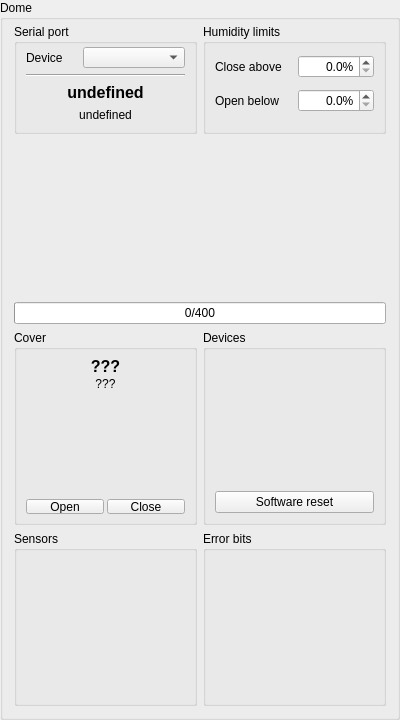
The window that widgets/qdome.ui (AMOS-uniba/amos-client) describes before a commit, drawn with Qt 5.
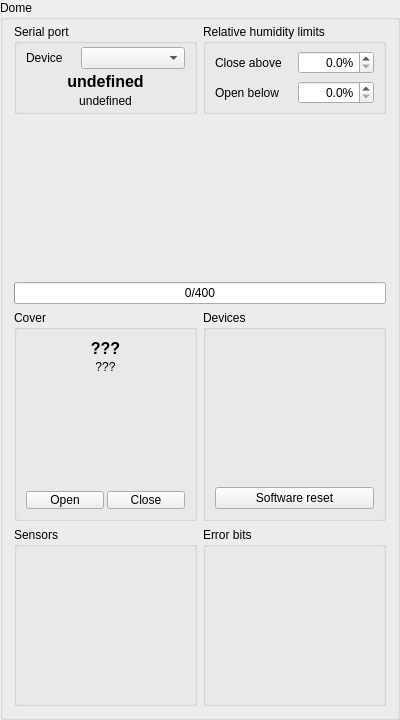
The same window after the commit. Custom widgets are drawn as their Qt base class.

```diff
--- a/widgets/qdome.ui
+++ b/widgets/qdome.ui
@@ -55,7 +55,6 @@
         <property name="font">
          <font>
           <pointsize>12</pointsize>
-          <weight>75</weight>
           <italic>false</italic>
           <bold>true</bold>
           <kerning>true</kerning>
@@ -567,6 +566,41 @@
       <property name="topMargin">
        <number>3</number>
       </property>
+      <property name="rightMargin">
+       <number>9</number>
+      </property>
+      <property name="bottomMargin">
+       <number>3</number>
+      </property>
+      <property name="spacing">
+       <number>3</number>
+      </property>
+      <item row="0" column="0">
+       <widget class="QLabel" name="lx_serial_port_device">
+        <property name="sizePolicy">
+         <sizepolicy hsizetype="Preferred" vsizetype="Preferred">
+          <horstretch>1</horstretch>
+          <verstretch>0</verstretch>
+         </sizepolicy>
+        </property>
+        <property name="text">
+         <string>Device</string>
+        </property>
+       </widget>
+      </item>
+      <item row="2" column="0" colspan="2">
+       <widget class="QLabel" name="lb_serial_data_state">
+        <property name="toolTip">
+         <string>state of the data</string>
+        </property>
+        <property name="text">
+         <string>undefined</string>
+        </property>
+        <property name="alignment">
+         <set>Qt::AlignmentFlag::AlignCenter</set>
+        </property>
+       </widget>
+      </item>
       <item row="0" column="1">
        <widget class="QComboBox" name="co_serial_ports">
         <property name="sizePolicy">
@@ -583,12 +617,17 @@
         </property>
        </widget>
       </item>
-      <item row="2" column="0" colspan="2">
+      <item row="1" column="0" colspan="2">
        <widget class="QLabel" name="lb_serial_port_state">
+        <property name="sizePolicy">
+         <sizepolicy hsizetype="Preferred" vsizetype="Preferred">
+          <horstretch>0</horstretch>
+          <verstretch>0</verstretch>
+         </sizepolicy>
+        </property>
         <property name="font">
          <font>
           <pointsize>12</pointsize>
-          <weight>75</weight>
           <bold>true</bold>
           <kerning>true</kerning>
          </font>
@@ -600,40 +639,7 @@
          <string>undefined</string>
         </property>
         <property name="alignment">
-         <set>Qt::AlignCenter</set>
-        </property>
-       </widget>
-      </item>
-      <item row="3" column="0" colspan="2">
-       <widget class="QLabel" name="lb_serial_data_state">
-        <property name="toolTip">
-         <string>state of the data</string>
-        </property>
-        <property name="text">
-         <string>undefined</string>
-        </property>
-        <property name="alignment">
-         <set>Qt::AlignCenter</set>
-        </property>
-       </widget>
-      </item>
-      <item row="0" column="0">
-       <widget class="QLabel" name="lx_serial_port_device">
-        <property name="sizePolicy">
-         <sizepolicy hsizetype="Preferred" vsizetype="Preferred">
-          <horstretch>1</horstretch>
-          <verstretch>0</verstretch>
-         </sizepolicy>
-        </property>
-        <property name="text">
-         <string>Device</string>
-        </property>
-       </widget>
-      </item>
-      <item row="1" column="0" colspan="2">
-       <widget class="Line" name="line">
-        <property name="orientation">
-         <enum>Qt::Horizontal</enum>
+         <set>Qt::AlignmentFlag::AlignCenter</set>
         </property>
        </widget>
       </item>
@@ -655,12 +661,15 @@
       </size>
      </property>
      <property name="title">
-      <string>Humidity limits</string>
+      <string>Relative humidity limits</string>
      </property>
      <layout class="QGridLayout" name="gridLayout_3">
       <property name="topMargin">
        <number>3</number>
       </property>
+      <property name="bottomMargin">
+       <number>3</number>
+      </property>
       <property name="verticalSpacing">
        <number>3</number>
       </property>
```
Left out of the diff: 15 changed lines with no effect on the pictures.
